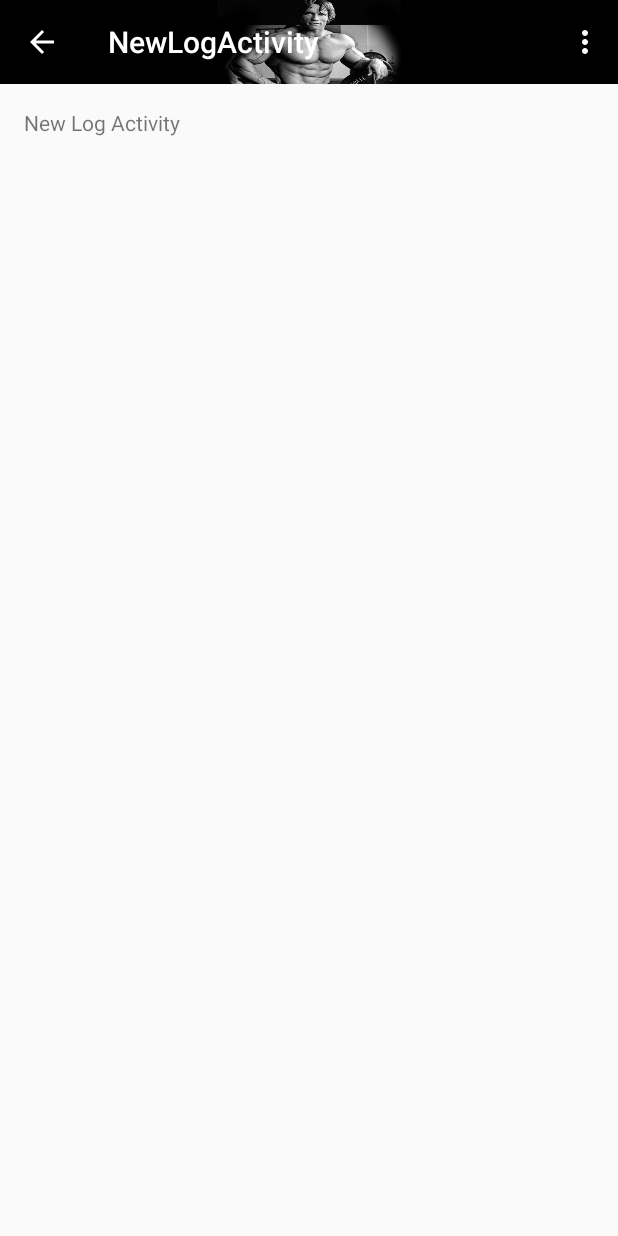
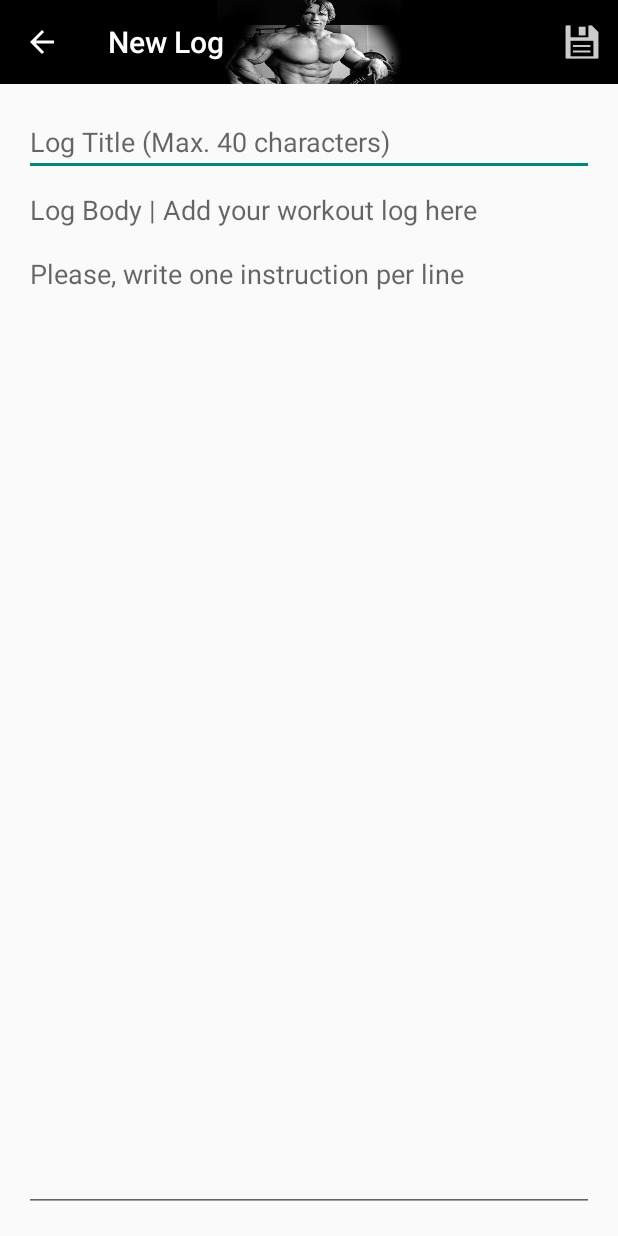
Before and after one commit to mikefeilbach/LiftLog, an Android app: the NewLogActivity screen opened directly, with no data from a screen before it, on a phone screen of 412 x 824 dp. Run offline under Robolectric (Android 15) with nearby library versions, the phone set to English and light mode, and no system bars.

Commit message:
New Log's screen created, with input validation, and messages added when log is saved. Not saving in Database yet.

```diff
--- a/app/src/main/java/com/Arnold/LiftLog/NewLogActivity.java
+++ b/app/src/main/java/com/Arnold/LiftLog/NewLogActivity.java
@@ -1,25 +1,46 @@
 package com.Arnold.LiftLog;
 
+import android.os.Message;
 import android.support.v7.app.ActionBarActivity;
 import android.os.Bundle;
+import android.util.Log;
 import android.view.Menu;
+import android.view.MenuInflater;
 import android.view.MenuItem;
+import android.widget.EditText;
+import android.widget.Toast;
+
+import java.io.Console;
+import java.sql.SQLOutput;
+import java.util.Calendar;
 
 
 public class NewLogActivity extends ActionBarActivity {
+
+    private EditText logTitleInput;
+    private EditText logBodyInput;
 
     @Override
     protected void onCreate(Bundle savedInstanceState) {
         super.onCreate(savedInstanceState);
         setContentView(R.layout.activity_new_log);
+
+        /*Create new objects for the inputs*/
+        this.logTitleInput = (EditText) findViewById(R.id.log_title);
+        this.logBodyInput = (EditText) findViewById(R.id.log_body);
+
+        /*Set empty string for both inputs*/
+        this.logTitleInput.setText("");
+        this.logBodyInput.setText("");
     }
 
 
     @Override
     public boolean onCreateOptionsMenu(Menu menu) {
         // Inflate the menu; this adds items to the action bar if it is present.
-        getMenuInflater().inflate(R.menu.menu_new_log, menu);
-        return true;
+        MenuInflater inflater = getMenuInflater();
+        inflater.inflate(R.menu.menu_new_log, menu);
+        return super.onCreateOptionsMenu(menu);
     }
 
     @Override
@@ -27,13 +48,37 @@ public class NewLogActivity extends ActionBarActivity {
         // Handle action bar item clicks here. The action bar will
         // automatically handle clicks on the Home/Up button, so long
         // as you specify a parent activity in AndroidManifest.xml.
-        int id = item.getItemId();
+        switch (item.getItemId()) {
+            case R.id.save_log:
+                this.saveLog();
+                return true;
+            default:
+                return super.onOptionsItemSelected(item);
+        }
+    }
 
-        //noinspection SimplifiableIfStatement
-        if (id == R.id.action_settings) {
-            return true;
+    public void saveLog(){
+        //Add code to save the log
+        String logTitle = this.logTitleInput.getText().toString();
+        String logBody = this.logBodyInput.getText().toString();
+
+        //Calendar date = Calendar.getInstance();
+        //Log log = new Log(logTitle, logBody, date.getTime);
+        //DataSource db = new DataSource(this);
+
+        if (logTitle.equals("") || logTitle.length()>40){
+            this.logTitleInput.setError("Log Title cannot be empty and the maximum length is 40 characters.");
+            this.logTitleInput.setText("");
+            return;
         }
 
-        return super.onOptionsItemSelected(item);
+        boolean success = true;//db.save(logTitle, logBody);
+        if (success) {
+            Toast.makeText(this, "Yeah, Log Saved!", Toast.LENGTH_SHORT).show();
+            this.finish();
+        }
+        else {
+            Toast.makeText(this, "Error Saving Log. Please, try again.", Toast.LENGTH_SHORT).show();
+        }
     }
 }
--- a/app/src/main/res/layout/activity_new_log.xml
+++ b/app/src/main/res/layout/activity_new_log.xml
@@ -1,15 +1,41 @@
 <!--
     layout of new log screen
 -->
-<RelativeLayout xmlns:android="http://schemas.android.com/apk/res/android"
-    xmlns:tools="http://schemas.android.com/tools" android:layout_width="match_parent"
-    android:layout_height="match_parent" android:paddingLeft="@dimen/activity_horizontal_margin"
+<RelativeLayout
+    xmlns:android="http://schemas.android.com/apk/res/android"
+    xmlns:tools="http://schemas.android.com/tools"
+    android:layout_width="match_parent"
+    android:layout_height="match_parent"
+    android:paddingLeft="@dimen/activity_horizontal_margin"
     android:paddingRight="@dimen/activity_horizontal_margin"
     android:paddingTop="@dimen/activity_vertical_margin"
     android:paddingBottom="@dimen/activity_vertical_margin"
     tools:context="com.Arnold.LiftLog.NewLogActivity">
 
-    <TextView android:text="New Log Activity" android:layout_width="wrap_content"
-        android:layout_height="wrap_content" />
+    <!--<TextView android:text="New Log Activity" android:layout_width="wrap_content"
+        android:layout_height="wrap_content" />-->
+
+    <EditText
+        android:id="@+id/log_title"
+        android:layout_width="match_parent"
+        android:inputType="textPersonName"
+        android:layout_height="wrap_content"
+        android:hint="@string/hint_log_title" />
+
+    <EditText
+        android:layout_width="0dp"
+        android:layout_height="wrap_content"
+        android:inputType="textMultiLine"
+        android:ems="10"
+        android:id="@+id/log_body"
+        android:layout_below="@+id/log_title"
+        android:layout_alignParentLeft="true"
+        android:layout_alignParentStart="true"
+        android:layout_alignParentBottom="true"
+        android:layout_alignRight="@+id/log_title"
+        android:layout_alignEnd="@+id/log_title"
+        android:hint="@string/hint_log_body"
+        android:gravity="top"
+        android:scrollbars="vertical"/>
 
 </RelativeLayout>
--- a/app/src/main/res/menu/menu_new_log.xml
+++ b/app/src/main/res/menu/menu_new_log.xml
@@ -2,6 +2,11 @@
     xmlns:app="http://schemas.android.com/apk/res-auto"
     xmlns:tools="http://schemas.android.com/tools"
     tools:context="com.Arnold.LiftLog.NewLogActivity">
-    <item android:id="@+id/action_settings" android:title="@string/action_settings"
-        android:orderInCategory="100" app:showAsAction="never" />
+
+    <item
+        android:id="@+id/save_log"
+        android:title="@string/text_save_log"
+        android:orderInCategory="100"
+        app:showAsAction="ifRoom"
+        android:icon="@drawable/ic_action_save"/>
 </menu>
--- a/app/src/main/res/values/strings.xml
+++ b/app/src/main/res/values/strings.xml
@@ -10,8 +10,11 @@
     <string name="newlog">New Log</string>
     <string name="visithistory">Visit\n History</string>
     <string name="editbubble">Edit Bubble</string>
-    <string name="title_activity_new_log">NewLogActivity</string>
-    <string name="title_activity_view_history">ViewHistoryActivity</string>
-    <string name="title_activity_edit_bubble">EditBubbleActivity</string>
-
+    <string name="title_activity_new_log">New Log</string>
+    <string name="title_activity_view_history">View History</string>
+    <string name="title_activity_edit_bubble">Edit Bubble</string>
+    <string name="text_save_log">Save Log</string>
+    <string name="text_save_bubble">Save Bubble</string>
+    <string name="hint_log_title">Log Title (Max. 40 characters)</string>
+    <string name="hint_log_body">Log Body | Add your workout log here \n\nPlease, write one instruction per line</string>
 </resources>
```
Also changed, not shown: app/src/main/res/drawable-hdpi/ic_action_save.png (added), app/src/main/res/drawable-mdpi/ic_action_save.png (added), app/src/main/res/drawable-xhdpi/ic_action_save.png (added), app/src/main/res/drawable-xxhdpi/ic_action_save.png (added), 1 other file.
